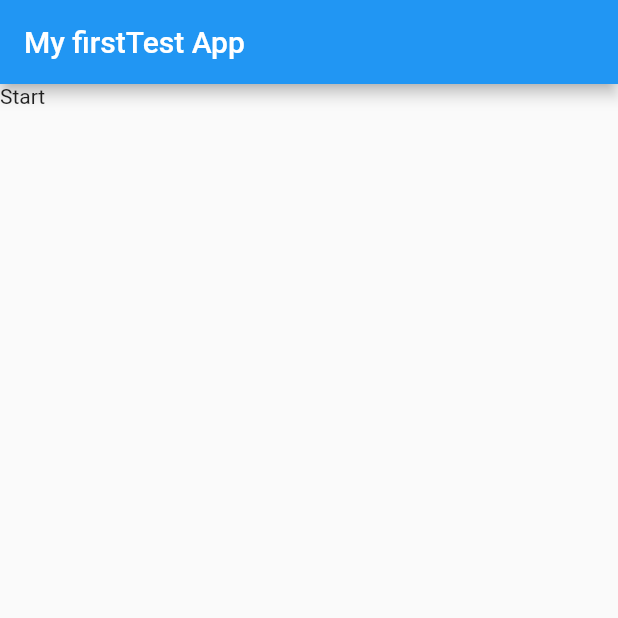
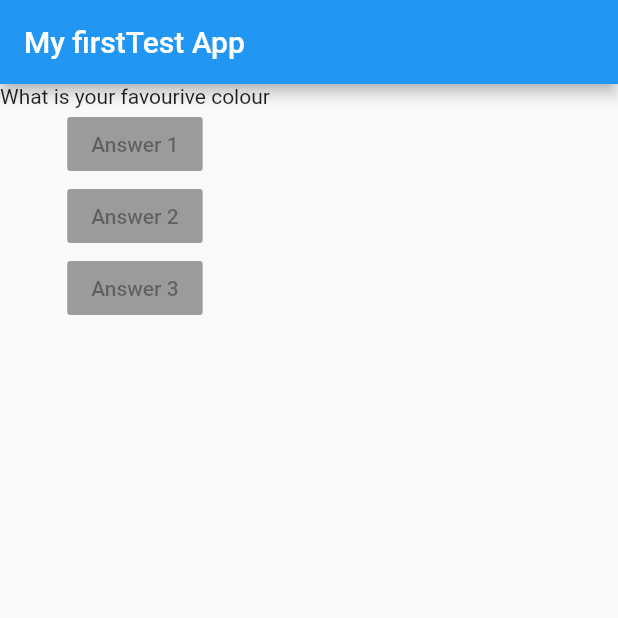
Before and after one commit to wulfnb/all-flutter-sample, a Flutter app: the screen it shows after launch, on a phone screen of 412 x 824 dp, the top half of it. Run offline on Flutter 3.47's test engine with Material 2 defaults, Android fonts, the phone set to English and light mode, and no system bars.

Commit message:
Creating Button

```diff
--- a/test_app/lib/main.dart
+++ b/test_app/lib/main.dart
@@ -7,13 +7,21 @@ import 'package:flutter/material.dart';
 void main() => runApp(MyApp());
 
 class MyApp extends StatelessWidget {
+  @override
   Widget build(BuildContext context) {
     return MaterialApp(
         home: Scaffold(
           appBar: AppBar(
             title: Text("My firstTest App"),
           ),
-          body: Text("Start"),
+          body: Column(
+            children: [
+              Text("What is your favourive colour"),
+              RaisedButton(child: Text("Answer 1"), onPressed: null,),
+              RaisedButton(child: Text("Answer 2"), onPressed: null,),
+              RaisedButton(child: Text("Answer 3"), onPressed: null,)
+            ],
+          ),
     ));
   }
 }
```
